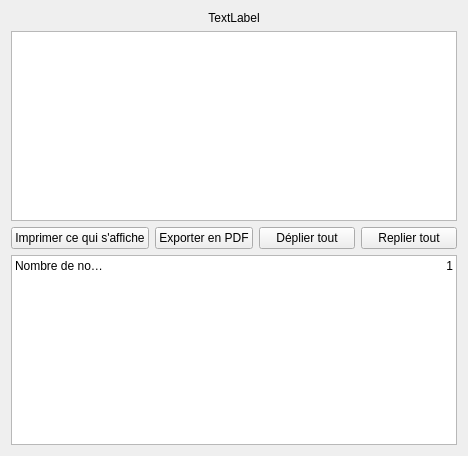
Qt form formdisplaytree.ui (GiPiLab/ProtonClassicSuite) before a commit.
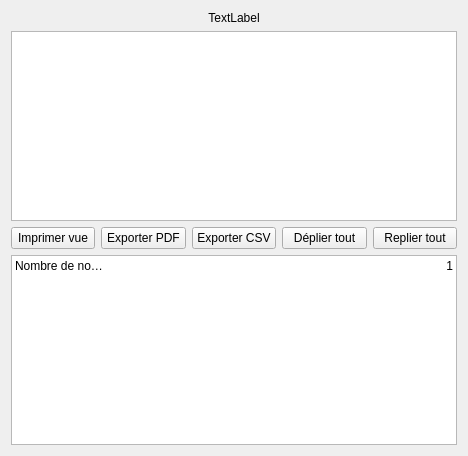
The same form after that commit.

Commit message:
Export to CSV (first attempt), bug fix in DOT
	- Escape quotes in dot format

What changed in the file:
```diff
--- a/formdisplaytree.ui
+++ b/formdisplaytree.ui
@@ -14,7 +14,7 @@
    <string>Instantané d'arbre</string>
   </property>
   <layout class="QGridLayout" name="gridLayout">
-   <item row="1" column="0" colspan="4">
+   <item row="1" column="0" colspan="5">
     <widget class="QTreeView" name="treeView">
      <property name="editTriggers">
       <set>QAbstractItemView::NoEditTriggers</set>
@@ -33,25 +33,25 @@
    <item row="2" column="0">
     <widget class="QPushButton" name="printViewButton">
      <property name="text">
-      <string>Imprimer ce qui s'affiche</string>
+      <string>Imprimer vue</string>
      </property>
     </widget>
    </item>
-   <item row="2" column="2">
+   <item row="2" column="3">
     <widget class="QPushButton" name="expandButton">
      <property name="text">
       <string>Déplier tout</string>
      </property>
     </widget>
    </item>
-   <item row="2" column="3">
+   <item row="2" column="4">
     <widget class="QPushButton" name="collapseButton">
      <property name="text">
       <string>Replier tout</string>
      </property>
     </widget>
    </item>
-   <item row="0" column="0" colspan="4">
+   <item row="0" column="0" colspan="5">
     <widget class="QLabel" name="label">
      <property name="text">
       <string>TextLabel</string>
@@ -64,11 +64,11 @@
    <item row="2" column="1">
     <widget class="QPushButton" name="exportButton">
      <property name="text">
-      <string>Exporter en PDF</string>
+      <string>Exporter PDF</string>
      </property>
     </widget>
    </item>
-   <item row="3" column="0" colspan="4">
+   <item row="3" column="0" colspan="5">
     <widget class="QTableWidget" name="tableWidget">
      <property name="sizePolicy">
       <sizepolicy hsizetype="Expanding" vsizetype="Maximum">
@@ -127,6 +127,13 @@
      </item>
     </widget>
    </item>
+   <item row="2" column="2">
+    <widget class="QPushButton" name="exportCSVButton">
+     <property name="text">
+      <string>Exporter CSV</string>
+     </property>
+    </widget>
+   </item>
   </layout>
  </widget>
  <resources/>
```
The commit also changes 5 other files.
